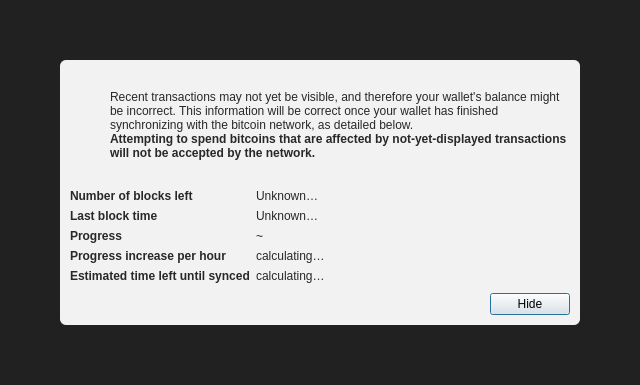
First picture: the form in src/qt/forms/modaloverlay.ui, repository cgebitcoin/bitminti, before the edit.
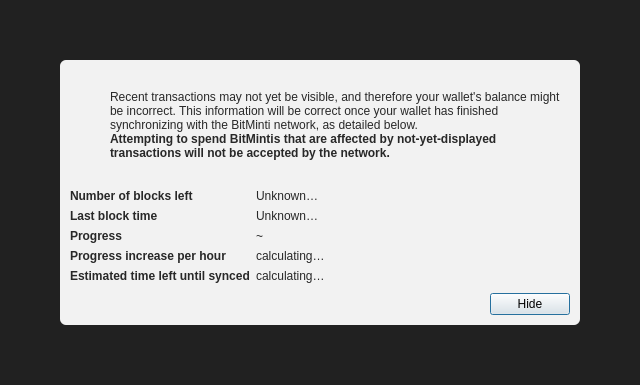
Second picture: the form after the edit. Icons and pictures are not drawn.

```diff
--- a/src/qt/forms/modaloverlay.ui
+++ b/src/qt/forms/modaloverlay.ui
@@ -130,7 +130,7 @@
              <item>
               <widget class="QLabel" name="infoText">
                <property name="text">
-                <string>Recent transactions may not yet be visible, and therefore your wallet's balance might be incorrect. This information will be correct once your wallet has finished synchronizing with the bitcoin network, as detailed below.</string>
+                <string>Recent transactions may not yet be visible, and therefore your wallet's balance might be incorrect. This information will be correct once your wallet has finished synchronizing with the BitMinti network, as detailed below.</string>
                </property>
                <property name="textFormat">
                 <enum>Qt::RichText</enum>
@@ -149,7 +149,7 @@
                 </font>
                </property>
                <property name="text">
-                <string>Attempting to spend bitcoins that are affected by not-yet-displayed transactions will not be accepted by the network.</string>
+                <string>Attempting to spend BitMintis that are affected by not-yet-displayed transactions will not be accepted by the network.</string>
                </property>
                <property name="textFormat">
                 <enum>Qt::RichText</enum>
```
